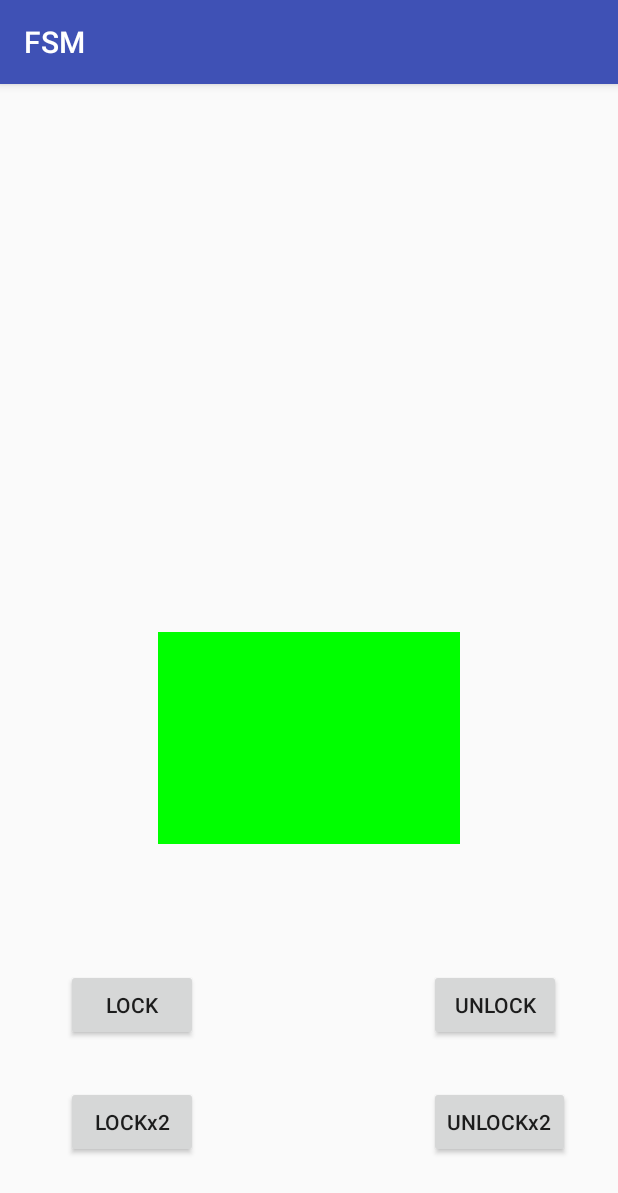
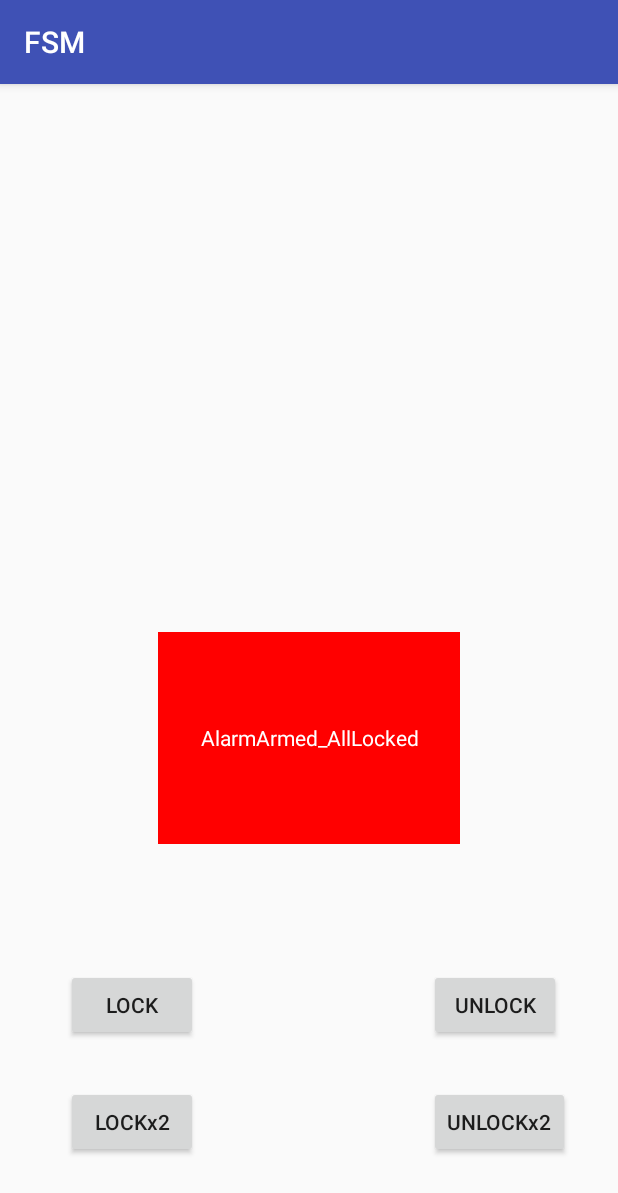
Before and after one commit to tsyapa/fsm, an Android app: the screen it shows after launch (MainActivity), after a tap on "LOCKx2", on a phone screen of 412 x 824 dp. Shown: the top 1193 px of the screen. Run offline under Robolectric (Android 15) with nearby library versions, the phone set to English and light mode, and no system bars; 2 other taps on this screen came first.

Commit message:
edit config, change FSM and MainActivity

```diff
--- a/app/src/main/AndroidManifest.xml
+++ b/app/src/main/AndroidManifest.xml
@@ -9,7 +9,7 @@
         android:roundIcon="@mipmap/ic_launcher_round"
         android:supportsRtl="true"
         android:theme="@style/AppTheme">
-        <activity android:name=".MainActivity">
+        <activity android:name=".activities.MainActivity">
             <intent-filter>
                 <action android:name="android.intent.action.MAIN" />
 
--- a/app/src/main/assets/config.json
+++ b/app/src/main/assets/config.json
@@ -3,22 +3,22 @@
     "states":[
         {
             "id":1,
-            "isArmAlarmed":false,
+            "isAlarmArmed":false,
             "name":"AlarmDisarmed_AllUnlocked"
         },
         {
             "id":2,
-            "isArmAlarmed":false,
+            "isAlarmArmed":false,
             "name":"AlarmDisarmed_AllLocked"
         },
         {
             "id":3,
-            "isArmAlarmed":true,
+            "isAlarmArmed":true,
             "name":"AlarmArmed_AllLocked"
         },
         {
             "id":4,
-            "isArmAlarmed":false,
+            "isAlarmArmed":false,
             "name":"AlarmDisarmed_DriverUnlocked"
         }
     ],
@@ -45,7 +45,7 @@
         {
             "id":1,
             "fromStateId":1,
-            "toStateId":3,
+            "toStateId":2,
             "actionId":1
         },
         {
@@ -70,7 +70,7 @@
         {
             "id":5,
             "fromStateId":2,
-            "toStateId":3,
+            "toStateId":2,
             "actionId":1
         },
         {
@@ -108,7 +108,7 @@
             "id":11,
             "fromStateId":3,
             "toStateId":4,
-            "actionId":4
+            "actionId":3
         },
         {
             "id":12,
--- a/app/src/main/java/com/example/vitaliytsyapa/fsm/FSM.java
+++ b/app/src/main/java/com/example/vitaliytsyapa/fsm/FSM.java
@@ -2,7 +2,7 @@ package com.example.vitaliytsyapa.fsm;
 
 import android.content.Context;
 
-import com.example.vitaliytsyapa.fsm.models.Transition;
+import com.example.vitaliytsyapa.fsm.models.*;
 
 import org.json.JSONArray;
 import org.json.JSONException;
@@ -14,11 +14,11 @@ import java.io.InputStream;
  * Created by Vitaliy Tsyapa on 10/17/2017.
  */
 
-public class FSM implements FSMInterface{
+public class FSM {
 
-    private String[] states;
-    private String[] actions;
-    private String currentState;
+    private State[] states;
+    private Action[] actions;
+    private State currentState;
     private Transition[] transitions;
     private Context context;
 
@@ -29,10 +29,10 @@ public class FSM implements FSMInterface{
 
     private void init() throws IOException,JSONException{
         JSONObject jsonObject=new JSONObject(readJsonFile(context));
-        states=readArrayFromJson("states", jsonObject);
-        actions=readArrayFromJson("actions", jsonObject);
-        currentState=readFieldFromJson("initialState",jsonObject);
-        transitions=readTransitionsFromJson(jsonObject);
+        states=readStates(jsonObject);
+        actions=readActions(jsonObject);
+        currentState=readInitialState(jsonObject);
+        transitions=readTransitions(jsonObject);
         jsonObject=null;
     }
 
@@ -46,42 +46,71 @@ public class FSM implements FSMInterface{
         return json;
     }
 
-    protected String[] readArrayFromJson(String name, JSONObject jsonObject) throws JSONException{
-        JSONArray jsonArray=jsonObject.getJSONArray(name);
+    private State[] readStates(JSONObject jsonObject) throws JSONException{
+        JSONArray jsonArray = jsonObject.getJSONArray("states");
         int length=jsonArray.length();
-        String[] array=new String[length];
-        for(int i=0;i<length;i++)
-            array[i]=jsonArray.getString(i);
-        return array;
+        State[] states=new State[length];
+        for(int i=0;i<length;i++){
+            JSONObject inner=jsonArray.getJSONObject(i);
+            State state=new State(inner.getInt("id"),inner.getBoolean("isAlarmArmed"),inner.getString("name"));
+            states[i]=state;
+        }
+        return states;
     }
 
-    protected String readFieldFromJson(String name, JSONObject jsonObject) throws JSONException{
-        return jsonObject.getString(name);
+    private Action[] readActions(JSONObject jsonObject) throws JSONException{
+        JSONArray jsonArray = jsonObject.getJSONArray("states");
+        int length=jsonArray.length();
+        Action[] actions=new Action[length];
+        for(int i=0;i<length;i++){
+            JSONObject inner=jsonArray.getJSONObject(i);
+            Action action=new Action(inner.getInt("id"),inner.getString("name"));
+            actions[i]=action;
+        }
+        return actions;
     }
 
-    protected Transition[] readTransitionsFromJson(JSONObject jsonObject) throws JSONException{
+    protected Transition[] readTransitions(JSONObject jsonObject) throws JSONException{
         JSONArray jsonArray = jsonObject.getJSONArray("transitions");
         int length=jsonArray.length();
         Transition[] transitions=new Transition[length];
         for(int i=0;i<length;i++){
             JSONObject inner=jsonArray.getJSONObject(i);
-            Transition transition=new Transition(inner.getString("from"),inner.getString("to"),inner.getString("action"));
+            Transition transition=new Transition(inner.getInt("id"),inner.getInt("fromStateId"),inner.getInt("toStateId"),inner.getInt("actionId"));
             transitions[i]=transition;
         }
         return transitions;
     }
 
-    public void changeState(String action){
-        String nextState=null;
-        for(Transition transition : transitions){
-            if(transition.getFromState().equals(currentState) && transition.getAction().equals(action))
-                nextState=transition.getToState();
+
+    private State readInitialState(JSONObject jsonObject) throws JSONException{
+        State state=null;
+        int id=jsonObject.getInt("initialStateId");
+        for(State s: states){
+            if(s.getId()==id) {
+                state=s;
+                break;
+            }
         }
-        if(nextState!=null)
-            this.currentState=nextState;
+        return state;
     }
 
-    public String getCurrentState(){
+    public void changeState(int actionId){
+        int nextStateId=-1;
+        for(Transition transition : transitions){
+            if(transition.getFromStateId()==currentState.getId() && transition.getActionId()==actionId)
+                nextStateId=transition.getToStateId();
+        }
+        if(nextStateId!=-1)
+            for(State s: states){
+                if(s.getId()==nextStateId) {
+                    currentState=s;
+                    break;
+                }
+            }
+    }
+
+    public State getCurrentState(){
         return currentState;
     }
 
--- a/app/src/main/java/com/example/vitaliytsyapa/fsm/FSMInterface.java
+++ /dev/null
@@ -1,11 +0,0 @@
-package com.example.vitaliytsyapa.fsm;
-
-/**
- * Created by Vitaliy Tsyapa on 10/22/2017.
- */
-
-public interface FSMInterface {
-
-    void changeState(String action);
-    String getCurrentState();
-}
--- a/app/src/main/java/com/example/vitaliytsyapa/fsm/MainActivity.java
+++ b/app/src/main/java/com/example/vitaliytsyapa/fsm/activities/MainActivity.java
@@ -1,4 +1,4 @@
-package com.example.vitaliytsyapa.fsm;
+package com.example.vitaliytsyapa.fsm.activities;
 
 import android.app.Activity;
 import android.app.AlertDialog;
@@ -9,15 +9,22 @@ import android.util.Log;
 import android.view.View;
 import android.widget.Button;
 import android.widget.TextView;
+import com.example.vitaliytsyapa.fsm.FSM;
+import com.example.vitaliytsyapa.fsm.R;
+import com.example.vitaliytsyapa.fsm.models.State;
 import org.json.JSONException;
 import java.io.IOException;
 
 public class MainActivity extends AppCompatActivity implements View.OnClickListener {
 
     private final String TAG=this.getClass().getSimpleName();
+    private final int LOCK_ID=1;
+    private final int LOCK_X2_ID=2;
+    private final int UNLOCK_ID=3;
+    private final int UNLOCK_X2_ID=4;
     private Button btnLock, btnLockX2, btnUnlock, btnUnlockX2;
     private TextView tvState;
-    private FSMInterface fsm;
+    private FSM fsm;
 
     @Override
     protected void onCreate(Bundle savedInstanceState) {
@@ -59,31 +66,31 @@ public class MainActivity extends AppCompatActivity implements View.OnClickListe
     public void onClick(View v) {
         switch (v.getId()) {
             case R.id.buttonLock:
-                fsm.changeState("lock");
+                fsm.changeState(LOCK_ID);
                 changeIndicator();
                 break;
             case R.id.buttonLockX2:
-                fsm.changeState("lockX2");
+                fsm.changeState(LOCK_X2_ID);
                 changeIndicator();
                 break;
             case R.id.buttonUnlock:
-                fsm.changeState("unlock");
+                fsm.changeState(UNLOCK_ID);
                 changeIndicator();
                 break;
             case R.id.buttonUnlockX2:
-                fsm.changeState("unlockX2");
+                fsm.changeState(UNLOCK_X2_ID);
                 changeIndicator();
                 break;
         }
     }
 
     private void changeIndicator(){
-        String currentState=fsm.getCurrentState();
-        if(currentState.toLowerCase().contains("alarmarmed"))
+        State currentState=fsm.getCurrentState();
+        if(currentState.getIsAlarmArmed())
             tvState.setBackgroundResource(R.color.red);
         else
             tvState.setBackgroundResource(R.color.green);
-        tvState.setText(fsm.getCurrentState());
+        tvState.setText(currentState.getName());
     }
 
     private void showDialog(final Activity activity, String title, String message){
--- a/app/src/main/java/com/example/vitaliytsyapa/fsm/models/State.java
+++ b/app/src/main/java/com/example/vitaliytsyapa/fsm/models/State.java
@@ -7,12 +7,18 @@ package com.example.vitaliytsyapa.fsm.models;
 public class State {
 
     private int id;
-    private boolean isArmAlarmed;
+    private boolean isAlarmArmed;
     private String name;
 
-    public State(int id, boolean isArmAlarmed, String name){
+    public State(int id, boolean isAlarmArmed, String name){
         this.id=id;
-        this.isArmAlarmed=isArmAlarmed;
+        this.isAlarmArmed=isAlarmArmed;
         this.name=name;
     }
+
+    public int getId(){ return id; }
+
+    public boolean getIsAlarmArmed(){ return isAlarmArmed; }
+
+    public String getName(){ return name; }
 }
--- a/app/src/main/java/com/example/vitaliytsyapa/fsm/models/Transition.java
+++ b/app/src/main/java/com/example/vitaliytsyapa/fsm/models/Transition.java
@@ -11,7 +11,8 @@ public class Transition {
     private int toStateId;
     private int actionId;
 
-    public Transition(int fromStateId, int toStateId, int actionId){
+    public Transition(int id, int fromStateId, int toStateId, int actionId){
+        this.id=id;
         this.fromStateId=fromStateId;
         this.toStateId=toStateId;
         this.actionId=actionId;
--- a/app/src/main/res/layout/activity_main.xml
+++ b/app/src/main/res/layout/activity_main.xml
@@ -4,7 +4,7 @@
     xmlns:tools="http://schemas.android.com/tools"
     android:layout_width="match_parent"
     android:layout_height="match_parent"
-    tools:context="com.example.vitaliytsyapa.fsm.MainActivity">
+    tools:context="com.example.vitaliytsyapa.fsm.activities.MainActivity">
 
     <Button
         android:id="@+id/buttonLock"
```
Also changed, not shown: 1 other file.
